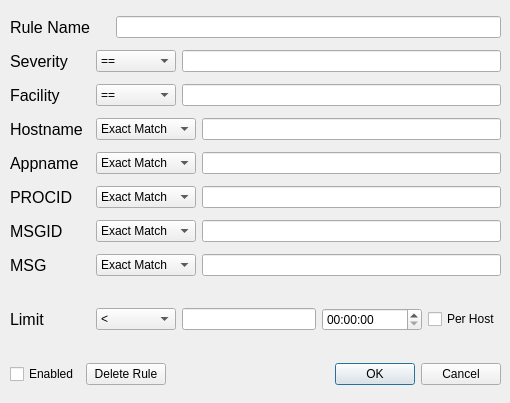
First picture: the form in new_rule_dialog.ui, repository josschi95/OTIS, before the edit.
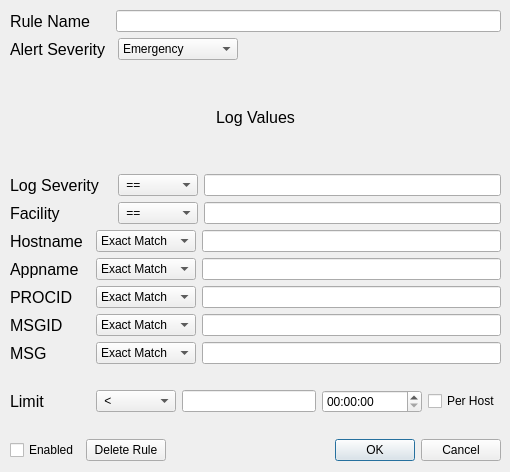
Second picture: the form after the edit.

Commit message: Alert System, code cleanup

```diff
--- a/new_rule_dialog.ui
+++ b/new_rule_dialog.ui
@@ -7,7 +7,7 @@
     <x>0</x>
     <y>0</y>
     <width>510</width>
-    <height>403</height>
+    <height>472</height>
    </rect>
   </property>
   <property name="windowTitle">
@@ -19,7 +19,7 @@
      <x>10</x>
      <y>10</y>
      <width>491</width>
-     <height>389</height>
+     <height>451</height>
     </rect>
    </property>
    <layout class="QVBoxLayout" name="verticalLayout">
@@ -49,12 +49,118 @@
      </layout>
     </item>
     <item>
-     <layout class="QHBoxLayout" name="_01_Severity">
+     <layout class="QHBoxLayout" name="_02_AlertSeverity">
+      <item>
+       <widget class="QLabel" name="label_10">
+        <property name="minimumSize">
+         <size>
+          <width>102</width>
+          <height>0</height>
+         </size>
+        </property>
+        <property name="font">
+         <font>
+          <pointsize>12</pointsize>
+         </font>
+        </property>
+        <property name="text">
+         <string>Alert Severity</string>
+        </property>
+       </widget>
+      </item>
+      <item>
+       <widget class="QComboBox" name="alertSeverityComboBox">
+        <property name="minimumSize">
+         <size>
+          <width>120</width>
+          <height>0</height>
+         </size>
+        </property>
+        <property name="maximumSize">
+         <size>
+          <width>150</width>
+          <height>16777215</height>
+         </size>
+        </property>
+        <item>
+         <property name="text">
+          <string>Emergency</string>
+         </property>
+        </item>
+        <item>
+         <property name="text">
+          <string>Alert</string>
+         </property>
+        </item>
+        <item>
+         <property name="text">
+          <string>Critical</string>
+         </property>
+        </item>
+        <item>
+         <property name="text">
+          <string>Error</string>
+         </property>
+        </item>
+        <item>
+         <property name="text">
+          <string>Warning</string>
+         </property>
+        </item>
+        <item>
+         <property name="text">
+          <string>Notice</string>
+         </property>
+        </item>
+        <item>
+         <property name="text">
+          <string>Informational</string>
+         </property>
+        </item>
+        <item>
+         <property name="text">
+          <string>Debug</string>
+         </property>
+        </item>
+       </widget>
+      </item>
+      <item>
+       <spacer name="horizontalSpacer_3">
+        <property name="orientation">
+         <enum>Qt::Orientation::Horizontal</enum>
+        </property>
+        <property name="sizeHint" stdset="0">
+         <size>
+          <width>40</width>
+          <height>20</height>
+         </size>
+        </property>
+       </spacer>
+      </item>
+     </layout>
+    </item>
+    <item>
+     <widget class="QLabel" name="label_11">
+      <property name="font">
+       <font>
+        <pointsize>12</pointsize>
+       </font>
+      </property>
+      <property name="text">
+       <string>Log Values</string>
+      </property>
+      <property name="alignment">
+       <set>Qt::AlignmentFlag::AlignCenter</set>
+      </property>
+     </widget>
+    </item>
+    <item>
+     <layout class="QHBoxLayout" name="_03_Severity">
       <item>
        <widget class="QLabel" name="label">
         <property name="minimumSize">
          <size>
-          <width>80</width>
+          <width>102</width>
           <height>0</height>
          </size>
         </property>
@@ -64,7 +170,7 @@
          </font>
         </property>
         <property name="text">
-         <string>Severity</string>
+         <string>Log Severity</string>
         </property>
        </widget>
       </item>
@@ -78,7 +184,7 @@
         </property>
         <item>
          <property name="text">
-          <string>==</string>
+          <string> ==</string>
          </property>
         </item>
         <item>
@@ -119,7 +225,7 @@
        <widget class="QLabel" name="label_2">
         <property name="minimumSize">
          <size>
-          <width>80</width>
+          <width>102</width>
           <height>0</height>
          </size>
         </property>
@@ -143,7 +249,7 @@
         </property>
         <item>
          <property name="text">
-          <string>==</string>
+          <string> ==</string>
          </property>
         </item>
         <item>
@@ -471,7 +577,7 @@
         </property>
         <item>
          <property name="text">
-          <string>&lt;</string>
+          <string> &lt;</string>
          </property>
         </item>
         <item>
```
Left out of the diff: 44 changed lines with no effect on the pictures. The commit also changes 23 other files.
